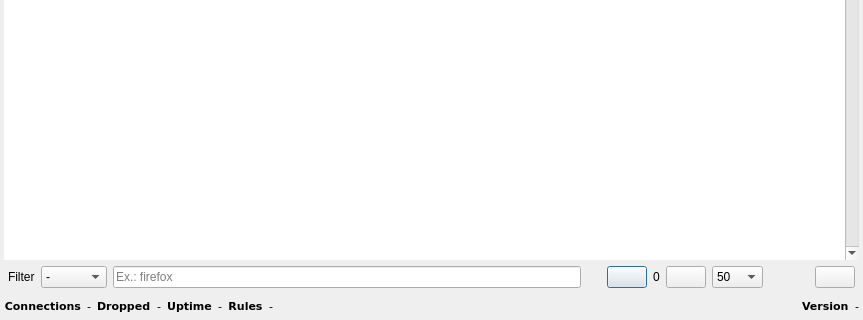
evilsocket/opensnitch, file ui/opensnitch/res/stats.ui: the form before one commit; both pictures show x 0 to 863 and y 280 to 600 of the 863 by 600 pixel window.
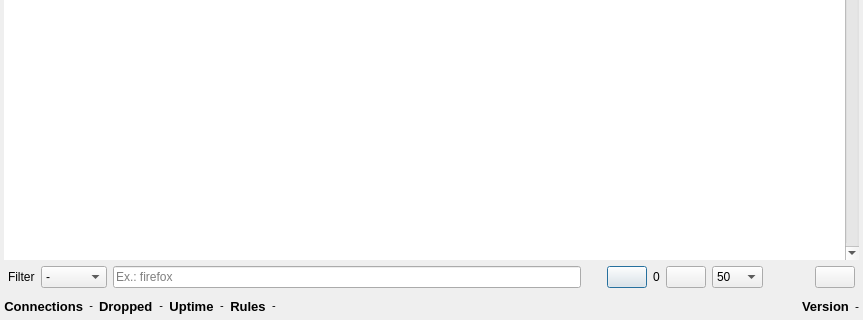
The form after the commit. Icons and pictures are not drawn. Custom widgets are drawn as their Qt base class.

Commit message:
ui: use default font for GUI labels.
There were some labels that didn't use the default font (Sans). This
caused that the labels text were not following system's theme.

Closes: #650

Diff of the .ui file:
```diff
--- a/ui/opensnitch/res/stats.ui
+++ b/ui/opensnitch/res/stats.ui
@@ -1354,10 +1354,8 @@
          </property>
          <property name="font">
           <font>
-           <family>DejaVu Sans</family>
-           <pointsize>8</pointsize>
+           <pointsize>10</pointsize>
            <weight>75</weight>
-           <italic>false</italic>
            <bold>true</bold>
            <kerning>true</kerning>
           </font>
@@ -1383,7 +1381,6 @@
          </property>
          <property name="font">
           <font>
-           <family>DejaVu Sans</family>
            <pointsize>8</pointsize>
            <kerning>true</kerning>
           </font>
@@ -1409,10 +1406,8 @@
          </property>
          <property name="font">
           <font>
-           <family>DejaVu Sans</family>
-           <pointsize>8</pointsize>
+           <pointsize>10</pointsize>
            <weight>75</weight>
-           <italic>false</italic>
            <bold>true</bold>
            <kerning>true</kerning>
           </font>
@@ -1438,7 +1433,6 @@
          </property>
          <property name="font">
           <font>
-           <family>DejaVu Sans</family>
            <pointsize>8</pointsize>
            <kerning>true</kerning>
           </font>
@@ -1464,10 +1458,8 @@
          </property>
          <property name="font">
           <font>
-           <family>DejaVu Sans</family>
-           <pointsize>8</pointsize>
+           <pointsize>10</pointsize>
            <weight>75</weight>
-           <italic>false</italic>
            <bold>true</bold>
            <kerning>true</kerning>
           </font>
@@ -1493,7 +1485,6 @@
          </property>
          <property name="font">
           <font>
-           <family>DejaVu Sans</family>
            <pointsize>8</pointsize>
            <kerning>true</kerning>
           </font>
@@ -1519,10 +1510,8 @@
          </property>
          <property name="font">
           <font>
-           <family>DejaVu Sans</family>
-           <pointsize>8</pointsize>
+           <pointsize>10</pointsize>
            <weight>75</weight>
-           <italic>false</italic>
            <bold>true</bold>
            <kerning>true</kerning>
           </font>
@@ -1548,7 +1537,6 @@
          </property>
          <property name="font">
           <font>
-           <family>DejaVu Sans</family>
            <pointsize>8</pointsize>
            <kerning>true</kerning>
           </font>
@@ -1589,10 +1577,8 @@
        </property>
        <property name="font">
         <font>
-         <family>DejaVu Sans</family>
-         <pointsize>8</pointsize>
+         <pointsize>10</pointsize>
          <weight>75</weight>
-         <italic>false</italic>
          <bold>true</bold>
          <kerning>true</kerning>
         </font>
```
Left out of the diff: 2 changed lines with no effect on the pictures. The commit also changes 1 other file.
